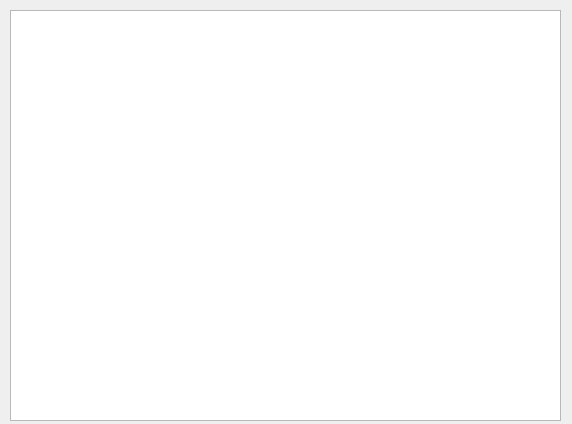
Above: LAWRENTIAN/LuD/photopoolwindow.ui from pyridine/LAWRENTIAN before the change. Below: the same form after it.
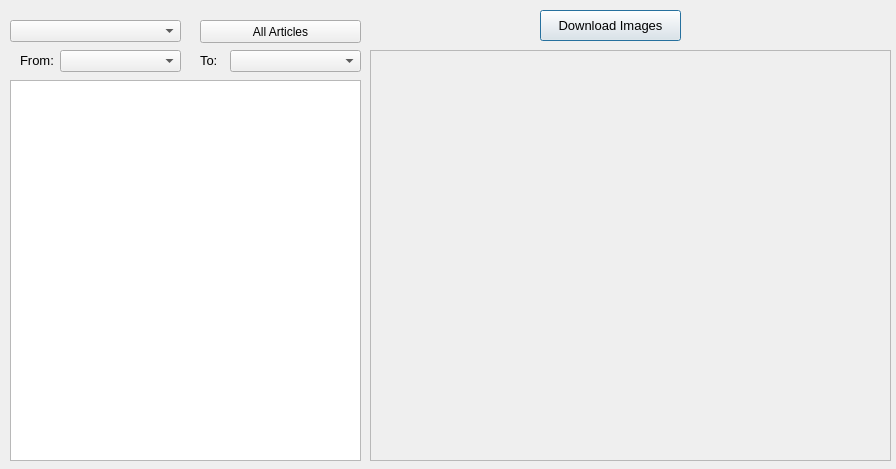
That is the form after the change.

Patch:
```diff
--- a/LAWRENTIAN/LuD/photopoolwindow.ui
+++ b/LAWRENTIAN/LuD/photopoolwindow.ui
@@ -6,21 +6,141 @@
    <rect>
     <x>0</x>
     <y>0</y>
-    <width>572</width>
-    <height>424</height>
+    <width>896</width>
+    <height>469</height>
    </rect>
   </property>
   <property name="windowTitle">
    <string>Dialog</string>
   </property>
-  <widget class="QGraphicsView" name="graphicsView">
+  <widget class="QScrollArea" name="photoPool_scrollArea">
    <property name="geometry">
     <rect>
-     <x>10</x>
-     <y>10</y>
-     <width>551</width>
+     <x>370</x>
+     <y>50</y>
+     <width>521</width>
      <height>411</height>
     </rect>
+   </property>
+   <property name="widgetResizable">
+    <bool>true</bool>
+   </property>
+   <widget class="QWidget" name="scrollAreaWidgetContents">
+    <property name="geometry">
+     <rect>
+      <x>0</x>
+      <y>0</y>
+      <width>519</width>
+      <height>409</height>
+     </rect>
+    </property>
+   </widget>
+  </widget>
+  <widget class="QComboBox" name="section_comboBox">
+   <property name="geometry">
+    <rect>
+     <x>10</x>
+     <y>20</y>
+     <width>171</width>
+     <height>22</height>
+    </rect>
+   </property>
+  </widget>
+  <widget class="QListWidget" name="article_listWidget">
+   <property name="geometry">
+    <rect>
+     <x>10</x>
+     <y>80</y>
+     <width>351</width>
+     <height>381</height>
+    </rect>
+   </property>
+  </widget>
+  <widget class="QComboBox" name="fromIssueDate_comboBox">
+   <property name="geometry">
+    <rect>
+     <x>60</x>
+     <y>50</y>
+     <width>121</width>
+     <height>22</height>
+    </rect>
+   </property>
+  </widget>
+  <widget class="QPushButton" name="dwnldImgs_pushButton">
+   <property name="geometry">
+    <rect>
+     <x>540</x>
+     <y>10</y>
+     <width>141</width>
+     <height>31</height>
+    </rect>
+   </property>
+   <property name="font">
+    <font>
+     <pointsize>10</pointsize>
+    </font>
+   </property>
+   <property name="text">
+    <string>Download Images</string>
+   </property>
+  </widget>
+  <widget class="QComboBox" name="toIssueDate_comboBox">
+   <property name="geometry">
+    <rect>
+     <x>230</x>
+     <y>50</y>
+     <width>131</width>
+     <height>22</height>
+    </rect>
+   </property>
+  </widget>
+  <widget class="QLabel" name="fromLabel">
+   <property name="geometry">
+    <rect>
+     <x>20</x>
+     <y>50</y>
+     <width>41</width>
+     <height>20</height>
+    </rect>
+   </property>
+   <property name="font">
+    <font>
+     <pointsize>10</pointsize>
+    </font>
+   </property>
+   <property name="text">
+    <string>From:</string>
+   </property>
+  </widget>
+  <widget class="QLabel" name="toLabel">
+   <property name="geometry">
+    <rect>
+     <x>200</x>
+     <y>50</y>
+     <width>21</width>
+     <height>20</height>
+    </rect>
+   </property>
+   <property name="font">
+    <font>
+     <pointsize>10</pointsize>
+    </font>
+   </property>
+   <property name="text">
+    <string>To:</string>
+   </property>
+  </widget>
+  <widget class="QPushButton" name="allArt_pushButton">
+   <property name="geometry">
+    <rect>
+     <x>200</x>
+     <y>20</y>
+     <width>161</width>
+     <height>23</height>
+    </rect>
+   </property>
+   <property name="text">
+    <string>All Articles</string>
    </property>
   </widget>
  </widget>
```
